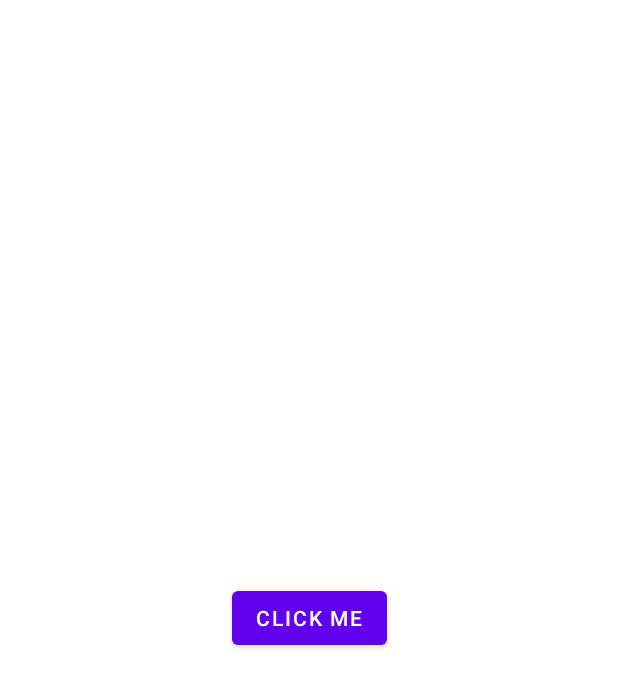
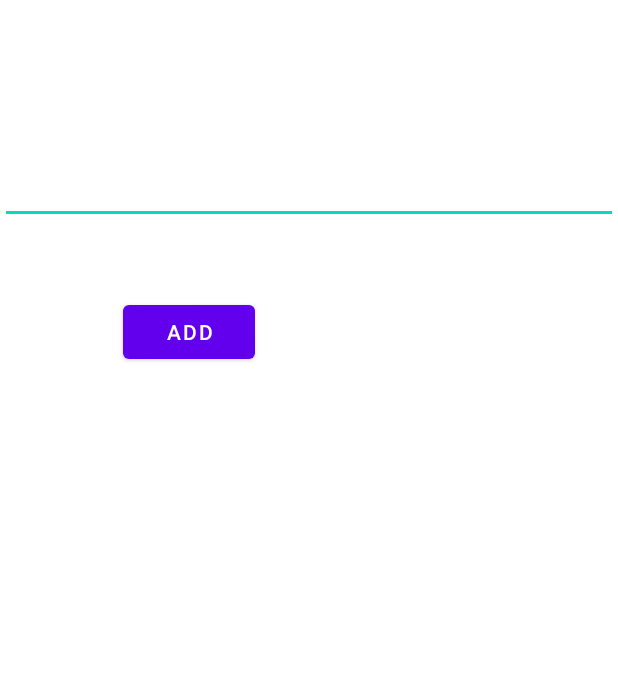
Before and after one commit to RajPakhurde/View_, an Android app: the layout activity_main.xml on its own in the app's theme, with its tools: preview values and no code run, on a phone screen of 412 x 824 dp. Shown: the top 687 px of the screen. Run offline under Robolectric (Android 15) with nearby library versions, the phone set to English and light mode, and no system bars.

```diff
--- a/app/build.gradle
+++ b/app/build.gradle
@@ -35,6 +35,10 @@ android {
 }
 
 dependencies {
+    // ViewModel
+    implementation "androidx.lifecycle:lifecycle-viewmodel-ktx:2.5.1"
+    // LiveData
+    implementation "androidx.lifecycle:lifecycle-livedata-ktx:2.5.1"
 
     implementation 'androidx.core:core-ktx:1.7.0'
     implementation 'androidx.appcompat:appcompat:1.6.0'
--- a/app/src/main/res/layout/activity_main.xml
+++ b/app/src/main/res/layout/activity_main.xml
@@ -9,25 +9,38 @@
         android:layout_height="match_parent"
         tools:context=".MainActivity">
 
-        <TextView
-            android:id="@+id/tv_count"
-            android:layout_width="wrap_content"
+        <EditText
+            android:id="@+id/et_input"
+            android:layout_width="0dp"
             android:layout_height="wrap_content"
-            android:text=" "
-            app:layout_constraintBottom_toTopOf="@+id/btn_click_me"
+            android:layout_marginTop="104dp"
+            android:inputType = "number"
             app:layout_constraintEnd_toEndOf="parent"
+            app:layout_constraintHorizontal_bias="0.0"
             app:layout_constraintStart_toStartOf="parent"
             app:layout_constraintTop_toTopOf="parent" />
 
-        <Button
-            android:id="@+id/btn_click_me"
+        <TextView
+            android:id="@+id/tv_sum"
             android:layout_width="wrap_content"
             android:layout_height="wrap_content"
-            android:text="click me"
-            app:layout_constraintBottom_toBottomOf="parent"
+            android:layout_marginTop="24dp"
+            android:text=""
+            android:textSize="50sp"
+            app:layout_constraintEnd_toEndOf="@+id/btn_add"
+            app:layout_constraintStart_toStartOf="@+id/btn_add"
+            app:layout_constraintTop_toBottomOf="@+id/btn_add" />
+
+        <Button
+            android:id="@+id/btn_add"
+            android:layout_width="wrap_content"
+            android:layout_height="wrap_content"
+            android:layout_marginTop="48dp"
+            android:text="ADD"
             app:layout_constraintEnd_toEndOf="parent"
+            app:layout_constraintHorizontal_bias="0.254"
             app:layout_constraintStart_toStartOf="parent"
-            app:layout_constraintTop_toTopOf="parent" />
+            app:layout_constraintTop_toBottomOf="@+id/et_input" />
 
     </androidx.constraintlayout.widget.ConstraintLayout>
 
```
Also changed, not shown: app/src/main/java/com/rajpakhurde/view_model_demo_counter/MainAcivityViewModel.kt (added, +19 -0 lines), app/src/main/java/com/rajpakhurde/view_model_demo_counter/MainActivity.kt (+14 -5 lines), app/src/main/java/com/rajpakhurde/view_model_demo_counter/MainActivityViewModelFactory.kt (added, +14 -0 lines).
